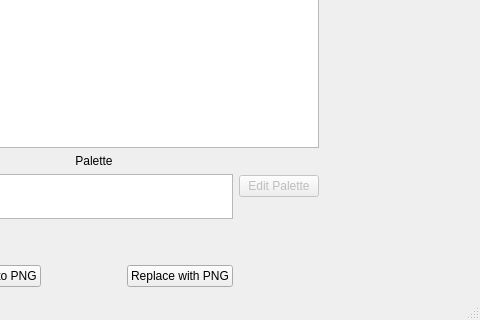
The window that mainui.ui (Skarsnik/SNESTilesKitten) describes before a commit, drawn with Qt 5; both pictures show x 435 to 915 and y 270 to 590 of the 915 by 590 pixel window.
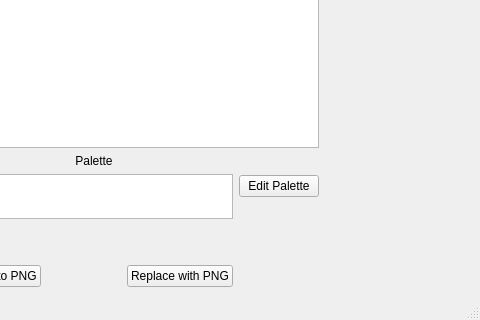
The same window after the commit. Custom widgets are drawn as their Qt base class.

What changed in the file:
```diff
--- a/mainui.ui
+++ b/mainui.ui
@@ -742,7 +742,7 @@
         <item row="1" column="2">
          <widget class="QPushButton" name="editPaletteButton">
           <property name="enabled">
-           <bool>false</bool>
+           <bool>true</bool>
           </property>
           <property name="text">
            <string>Edit Palette</string>
```
Left out of the diff: 2 changed lines with no effect on the pictures.
